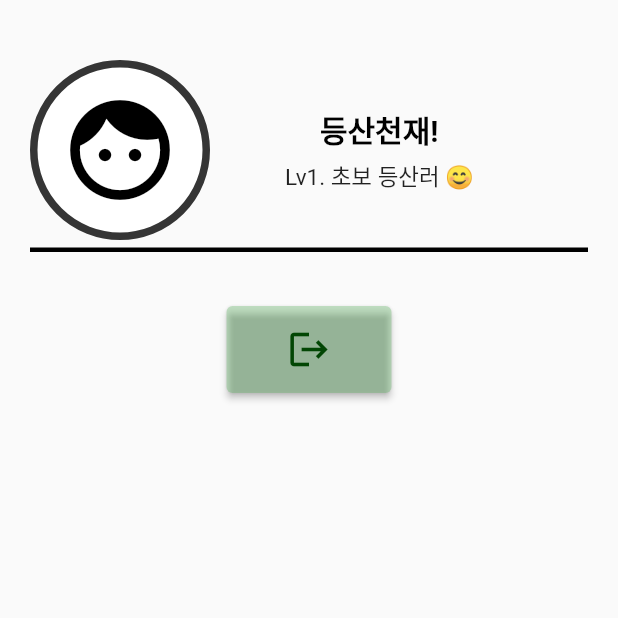
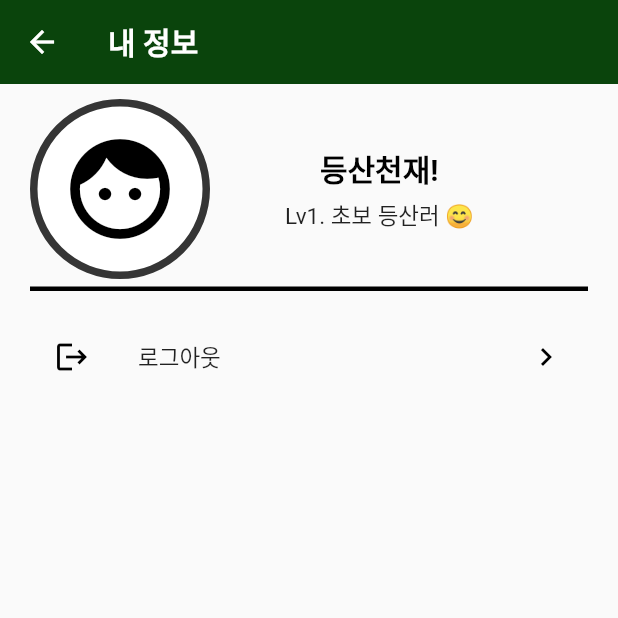
Before and after one commit to SorryKim/2023_capstone, a Flutter app: the InformationScreen screen opened directly with empty values, on a phone screen of 412 x 824 dp, the top half of it. Run offline on Flutter 3.47's test engine with Material 2 defaults, Android fonts, the phone set to English and light mode, and no system bars; our stand-ins replace cloud_firestore, firebase_auth, firebase_core, google_sign_in, step_progress_indicator; missing offline and left inert: flutter_survey, shake; accounts and stored records are empty.

Commit message:
메인화면 레이아웃 수정

```diff
--- a/lib/screens/information_screen.dart
+++ b/lib/screens/information_screen.dart
@@ -1,7 +1,6 @@
 import 'package:cloud_firestore/cloud_firestore.dart';
 import 'package:firebase_auth/firebase_auth.dart';
 import 'package:flutter/material.dart';
-import 'package:flutter_survey/flutter_survey.dart';
 import 'package:project/models/survey_model.dart';
 import 'package:project/screens/login_screen.dart';
 
@@ -25,6 +24,18 @@ class _InformationScreenState extends State<InformationScreen> {
           } else {
             getGender(widget.uid);
             return Scaffold(
+              appBar: AppBar(
+                title: const Text(
+                  '내 정보',
+                  style: TextStyle(
+                    fontSize: 20,
+                    color: Color.fromARGB(255, 255, 255, 255),
+                    fontWeight: FontWeight.bold,
+                  ),
+                ),
+                backgroundColor: const Color.fromARGB(255, 10, 68, 12),
+                elevation: 0.0,
+              ),
               body: SingleChildScrollView(
                 child: Column(
                   children: [
@@ -34,7 +45,7 @@ class _InformationScreenState extends State<InformationScreen> {
                         child: Column(
                           children: [
                             const SizedBox(
-                              height: 40,
+                              height: 10,
                             ),
                             Row(
                               children: <Widget>[
@@ -105,27 +116,16 @@ class _InformationScreenState extends State<InformationScreen> {
                                 ),
                                 Column(
                                   children: [
-                                    Padding(
-                                      padding: const EdgeInsets.all(20.0),
-                                      child: ElevatedButton(
-                                        onPressed: () {
-                                          FirebaseAuth.instance.signOut();
-                                        },
-                                        style: TextButton.styleFrom(
-                                            padding: const EdgeInsets.only(
-                                              top: 14,
-                                              bottom: 14,
-                                              left: 40,
-                                              right: 40,
-                                            ),
-                                            backgroundColor:
-                                                Colors.green.withOpacity(0.3)),
-                                        child: const Icon(
-                                          Icons.logout,
-                                          size: 30,
-                                          color: Color.fromARGB(255, 2, 70, 4),
-                                        ),
+                                    ListTile(
+                                      leading: const Icon(Icons.logout),
+                                      iconColor: Colors.black,
+                                      focusColor: Colors.black,
+                                      title: const Text(
+                                        '로그아웃',
+                                        style: TextStyle(fontSize: 15),
                                       ),
+                                      onTap: () {},
+                                      trailing: const Icon(Icons.navigate_next),
                                     ),
                                   ],
                                 ),
--- a/pubspec.yaml
+++ b/pubspec.yaml
@@ -66,3 +66,4 @@ flutter:
   assets:
    - images/google_logo.png
    - images/mount-removebg-preview.png
+   - images/6249016.jpg
```
Also changed, not shown: lib/screens/comment_screen.dart (+19 -6 lines), lib/screens/community_menu.dart (deleted, +0 -30 lines), lib/screens/community_screen.dart (+23 -56 lines), lib/screens/home_screen.dart (+12 -23 lines), lib/screens/lobby_screen.dart (+41 -4 lines), images/6249016.jpg (added).
